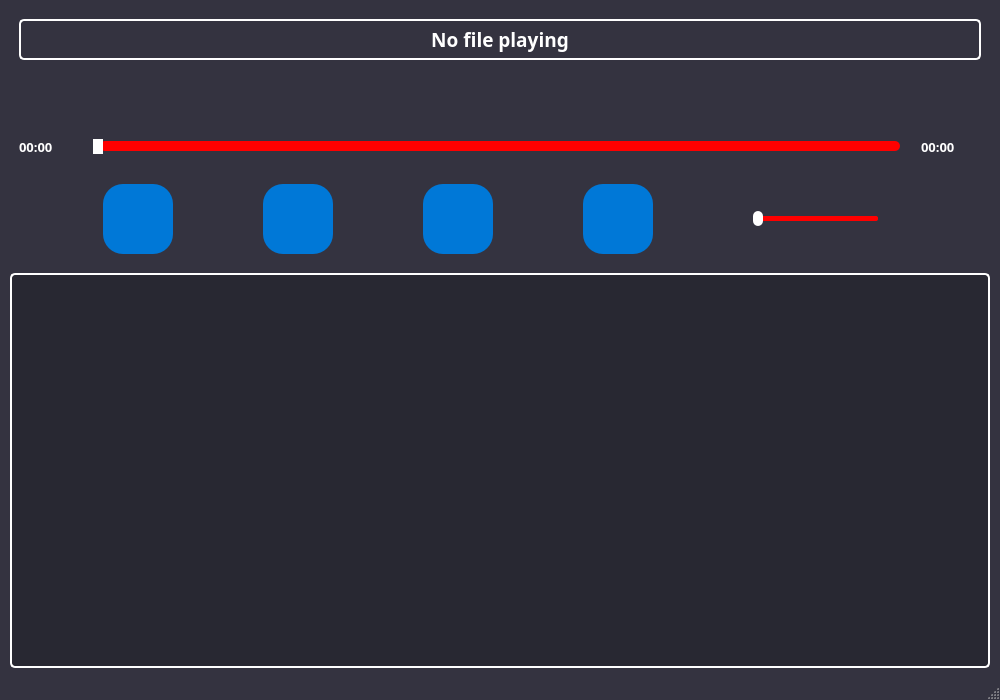
Above: src/view/playlistview.ui from thinhth510/DATN_QT before the change. Below: the same form after it.
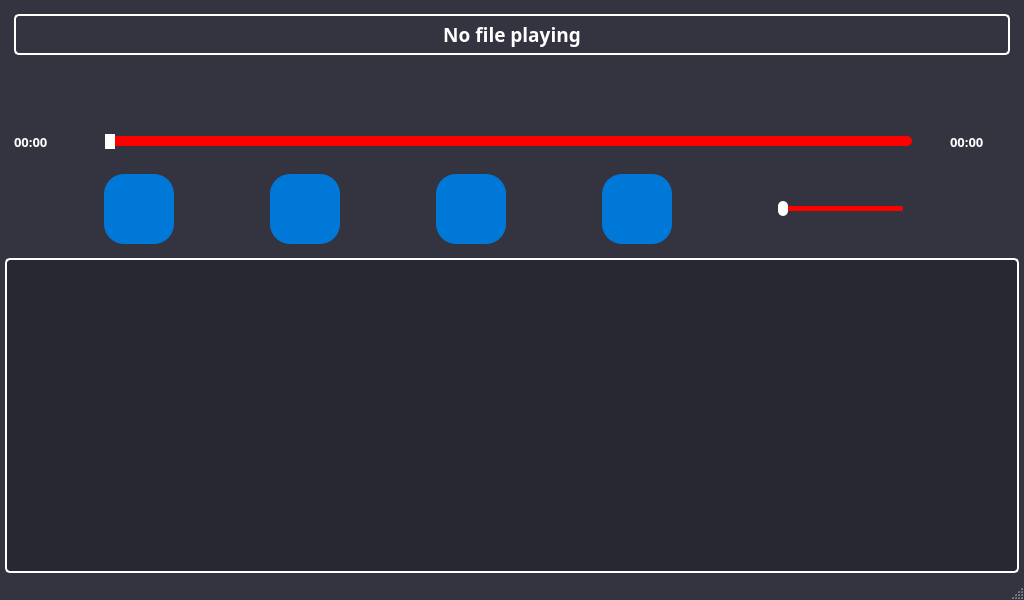
That is the form after the change. Icons and pictures are not drawn.

```diff
--- a/src/view/playlistview.ui
+++ b/src/view/playlistview.ui
@@ -6,8 +6,8 @@
    <rect>
     <x>0</x>
     <y>0</y>
-    <width>1000</width>
-    <height>700</height>
+    <width>1024</width>
+    <height>600</height>
    </rect>
   </property>
   <property name="windowTitle">
@@ -63,19 +63,19 @@
   <widget class="QWidget" name="centralwidget">
    <layout class="QVBoxLayout" name="verticalLayout">
     <property name="spacing">
-     <number>10</number>
+     <number>5</number>
     </property>
     <property name="leftMargin">
-     <number>10</number>
+     <number>5</number>
     </property>
     <property name="topMargin">
-     <number>10</number>
+     <number>5</number>
     </property>
     <property name="rightMargin">
-     <number>10</number>
+     <number>5</number>
     </property>
     <property name="bottomMargin">
-     <number>10</number>
+     <number>5</number>
     </property>
     <item>
      <widget class="QWidget" name="infoWidget" native="true">
```
